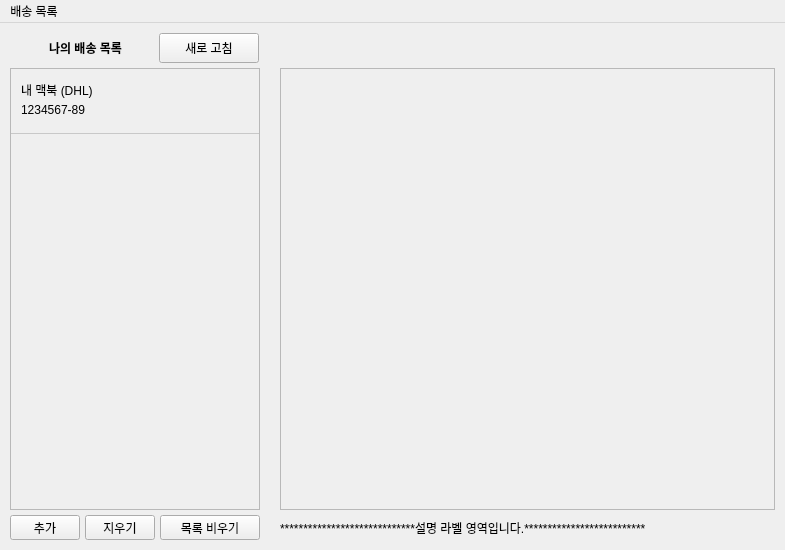
This is mainwindow.ui in houmoon/PackageTrace-QtClient as Qt 5 draws it before an edit. The edited form follows.
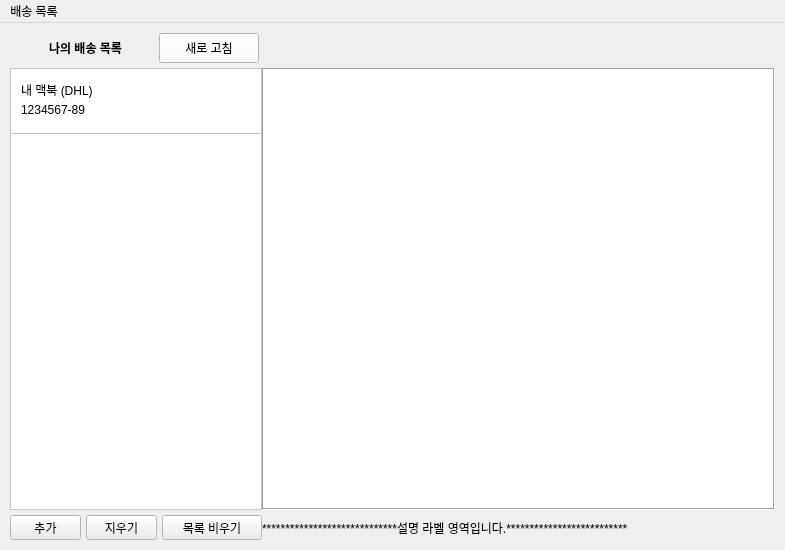
This is the edited form.

```diff
--- a/mainwindow.ui
+++ b/mainwindow.ui
@@ -29,6 +29,151 @@
    <string/>
   </property>
   <widget class="QWidget" name="centralwidget">
+   <property name="palette">
+    <palette>
+     <active>
+      <colorrole role="Button">
+       <brush brushstyle="SolidPattern">
+        <color alpha="255">
+         <red>237</red>
+         <green>237</green>
+         <blue>237</blue>
+        </color>
+       </brush>
+      </colorrole>
+      <colorrole role="Light">
+       <brush brushstyle="SolidPattern">
+        <color alpha="255">
+         <red>255</red>
+         <green>255</green>
+         <blue>255</blue>
+        </color>
+       </brush>
+      </colorrole>
+      <colorrole role="Base">
+       <brush brushstyle="SolidPattern">
+        <color alpha="255">
+         <red>255</red>
+         <green>255</green>
+         <blue>255</blue>
+        </color>
+       </brush>
+      </colorrole>
+      <colorrole role="Window">
+       <brush brushstyle="SolidPattern">
+        <color alpha="255">
+         <red>255</red>
+         <green>255</green>
+         <blue>255</blue>
+        </color>
+       </brush>
+      </colorrole>
+      <colorrole role="AlternateBase">
+       <brush brushstyle="SolidPattern">
+        <color alpha="255">
+         <red>255</red>
+         <green>255</green>
+         <blue>255</blue>
+        </color>
+       </brush>
+      </colorrole>
+     </active>
+     <inactive>
+      <colorrole role="Button">
+       <brush brushstyle="SolidPattern">
+        <color alpha="255">
+         <red>236</red>
+         <green>236</green>
+         <blue>236</blue>
+        </color>
+       </brush>
+      </colorrole>
+      <colorrole role="Light">
+       <brush brushstyle="SolidPattern">
+        <color alpha="255">
+         <red>255</red>
+         <green>255</green>
+         <blue>255</blue>
+        </color>
+       </brush>
+      </colorrole>
+      <colorrole role="Base">
+       <brush brushstyle="SolidPattern">
+        <color alpha="255">
+         <red>255</red>
+         <green>255</green>
+         <blue>255</blue>
+        </color>
+       </brush>
+      </colorrole>
+      <colorrole role="Window">
+       <brush brushstyle="SolidPattern">
+        <color alpha="255">
+         <red>255</red>
+         <green>255</green>
+         <blue>255</blue>
+        </color>
+       </brush>
+      </colorrole>
+      <colorrole role="AlternateBase">
+       <brush brushstyle="SolidPattern">
+        <color alpha="255">
+         <red>255</red>
+         <green>255</green>
+         <blue>255</blue>
+        </color>
+       </brush>
+      </colorrole>
+     </inactive>
+     <disabled>
+      <colorrole role="Button">
+       <brush brushstyle="SolidPattern">
+        <color alpha="255">
+         <red>236</red>
+         <green>236</green>
+         <blue>236</blue>
+        </color>
+       </brush>
+      </colorrole>
+      <colorrole role="Light">
+       <brush brushstyle="SolidPattern">
+        <color alpha="255">
+         <red>255</red>
+         <green>255</green>
+         <blue>255</blue>
+        </color>
+       </brush>
+      </colorrole>
+      <colorrole role="Base">
+       <brush brushstyle="SolidPattern">
+        <color alpha="255">
+         <red>255</red>
+         <green>255</green>
+         <blue>255</blue>
+        </color>
+       </brush>
+      </colorrole>
+      <colorrole role="Window">
+       <brush brushstyle="SolidPattern">
+        <color alpha="255">
+         <red>255</red>
+         <green>255</green>
+         <blue>255</blue>
+        </color>
+       </brush>
+      </colorrole>
+      <colorrole role="AlternateBase">
+       <brush brushstyle="SolidPattern">
+        <color alpha="255">
+         <red>255</red>
+         <green>255</green>
+         <blue>255</blue>
+        </color>
+       </brush>
+      </colorrole>
+     </disabled>
+    </palette>
+   </property>
    <layout class="QGridLayout" name="gridLayout">
     <property name="leftMargin">
      <number>10</number>
@@ -49,26 +194,13 @@
      <number>5</number>
     </property>
     <item row="1" column="2">
-     <spacer name="horizontalSpacer">
-      <property name="orientation">
-       <enum>Qt::Horizontal</enum>
-      </property>
-      <property name="sizeType">
-       <enum>QSizePolicy::Fixed</enum>
-      </property>
-      <property name="sizeHint" stdset="0">
-       <size>
-        <width>20</width>
-        <height>20</height>
-       </size>
-      </property>
-     </spacer>
-    </item>
-    <item row="1" column="3">
      <widget class="QScrollArea" name="scrollArea_2">
       <property name="styleSheet">
        <string notr="true"/>
       </property>
+      <property name="frameShape">
+       <enum>QFrame::Box</enum>
+      </property>
       <property name="widgetResizable">
        <bool>true</bool>
       </property>
@@ -77,8 +209,8 @@
         <rect>
          <x>0</x>
          <y>0</y>
-         <width>493</width>
-         <height>441</height>
+         <width>511</width>
+         <height>439</height>
         </rect>
        </property>
       </widget>
@@ -198,6 +330,13 @@
       </layout>
      </widget>
     </item>
+    <item row="2" column="2">
+     <widget class="QLabel" name="label_2">
+      <property name="text">
+       <string>*****************************설명 라벨 영역입니다.**************************</string>
+      </property>
+     </widget>
+    </item>
     <item row="1" column="0">
      <widget class="QScrollArea" name="scrollArea">
       <property name="sizePolicy">
@@ -326,17 +465,10 @@
       </widget>
      </widget>
     </item>
-    <item row="2" column="3">
-     <widget class="QLabel" name="label_2">
-      <property name="text">
-       <string>*****************************설명 라벨 영역입니다.**************************</string>
-      </property>
-     </widget>
-    </item>
-    <item row="0" column="0">
+    <item row="0" column="0" colspan="3">
      <widget class="QWidget" name="widget_2" native="true">
       <property name="sizePolicy">
-       <sizepolicy hsizetype="Fixed" vsizetype="Fixed">
+       <sizepolicy hsizetype="Expanding" vsizetype="Fixed">
         <horstretch>0</horstretch>
         <verstretch>0</verstretch>
        </sizepolicy>
@@ -347,6 +479,448 @@
         <height>30</height>
        </size>
       </property>
+      <property name="palette">
+       <palette>
+        <active>
+         <colorrole role="WindowText">
+          <brush brushstyle="SolidPattern">
+           <color alpha="255">
+            <red>0</red>
+            <green>0</green>
+            <blue>0</blue>
+           </color>
+          </brush>
+         </colorrole>
+         <colorrole role="Button">
+          <brush brushstyle="SolidPattern">
+           <color alpha="255">
+            <red>255</red>
+            <green>255</green>
+            <blue>255</blue>
+           </color>
+          </brush>
+         </colorrole>
+         <colorrole role="Light">
+          <brush brushstyle="SolidPattern">
+           <color alpha="255">
+            <red>255</red>
+            <green>255</green>
+            <blue>255</blue>
+           </color>
+          </brush>
+         </colorrole>
+         <colorrole role="Midlight">
+          <brush brushstyle="SolidPattern">
+           <color alpha="255">
+            <red>255</red>
+            <green>255</green>
+            <blue>255</blue>
+           </color>
+          </brush>
+         </colorrole>
+         <colorrole role="Dark">
+          <brush brushstyle="SolidPattern">
+           <color alpha="255">
+            <red>127</red>
+            <green>127</green>
+            <blue>127</blue>
+           </color>
+          </brush>
+         </colorrole>
+         <colorrole role="Mid">
+          <brush brushstyle="SolidPattern">
+           <color alpha="255">
+            <red>170</red>
+            <green>170</green>
+            <blue>170</blue>
+           </color>
+          </brush>
+         </colorrole>
+         <colorrole role="Text">
+          <brush brushstyle="SolidPattern">
+           <color alpha="255">
+            <red>0</red>
+            <green>0</green>
+            <blue>0</blue>
+           </color>
+          </brush>
+         </colorrole>
+         <colorrole role="BrightText">
+          <brush brushstyle="SolidPattern">
+           <color alpha="255">
+            <red>255</red>
+            <green>255</green>
+            <blue>255</blue>
+           </color>
+          </brush>
+         </colorrole>
+         <colorrole role="ButtonText">
+          <brush brushstyle="SolidPattern">
+           <color alpha="255">
+            <red>0</red>
+            <green>0</green>
+            <blue>0</blue>
+           </color>
+          </brush>
+         </colorrole>
+         <colorrole role="Base">
+          <brush brushstyle="SolidPattern">
+           <color alpha="255">
+            <red>255</red>
+            <green>255</green>
+            <blue>255</blue>
+           </color>
+          </brush>
+         </colorrole>
+         <colorrole role="Window">
+          <brush brushstyle="SolidPattern">
+           <color alpha="255">
+            <red>255</red>
+            <green>255</green>
+            <blue>255</blue>
+           </color>
+          </brush>
+         </colorrole>
+         <colorrole role="Shadow">
+          <brush brushstyle="SolidPattern">
+           <color alpha="255">
+            <red>0</red>
+            <green>0</green>
+            <blue>0</blue>
+           </color>
+          </brush>
+         </colorrole>
+         <colorrole role="AlternateBase">
+          <brush brushstyle="SolidPattern">
+           <color alpha="255">
+            <red>255</red>
+            <green>255</green>
+            <blue>255</blue>
+           </color>
+          </brush>
+         </colorrole>
+         <colorrole role="ToolTipBase">
+          <brush brushstyle="SolidPattern">
+           <color alpha="255">
+            <red>255</red>
+            <green>255</green>
+            <blue>220</blue>
+           </color>
+          </brush>
+         </colorrole>
+         <colorrole role="ToolTipText">
+          <brush brushstyle="SolidPattern">
+           <color alpha="255">
+            <red>0</red>
+            <green>0</green>
+            <blue>0</blue>
+           </color>
+          </brush>
+         </colorrole>
+         <colorrole role="PlaceholderText">
+          <brush brushstyle="SolidPattern">
+           <color alpha="128">
+            <red>0</red>
+            <green>0</green>
+            <blue>0</blue>
+           </color>
+          </brush>
+         </colorrole>
+        </active>
+        <inactive>
+         <colorrole role="WindowText">
+          <brush brushstyle="SolidPattern">
+           <color alpha="255">
+            <red>0</red>
+            <green>0</green>
+            <blue>0</blue>
+           </color>
+          </brush>
+         </colorrole>
+         <colorrole role="Button">
+          <brush brushstyle="SolidPattern">
+           <color alpha="255">
+            <red>255</red>
+            <green>255</green>
+            <blue>255</blue>
+           </color>
+          </brush>
+         </colorrole>
+         <colorrole role="Light">
+          <brush brushstyle="SolidPattern">
+           <color alpha="255">
+            <red>255</red>
+            <green>255</green>
+            <blue>255</blue>
+           </color>
+          </brush>
+         </colorrole>
+         <colorrole role="Midlight">
+          <brush brushstyle="SolidPattern">
+           <color alpha="255">
+            <red>255</red>
+            <green>255</green>
+            <blue>255</blue>
+           </color>
+          </brush>
+         </colorrole>
+         <colorrole role="Dark">
+          <brush brushstyle="SolidPattern">
+           <color alpha="255">
+            <red>127</red>
+            <green>127</green>
+            <blue>127</blue>
+           </color>
+          </brush>
+         </colorrole>
+         <colorrole role="Mid">
+          <brush brushstyle="SolidPattern">
+           <color alpha="255">
+            <red>170</red>
+            <green>170</green>
+            <blue>170</blue>
+           </color>
+          </brush>
+         </colorrole>
+         <colorrole role="Text">
+          <brush brushstyle="SolidPattern">
+           <color alpha="255">
+            <red>0</red>
+            <green>0</green>
+            <blue>0</blue>
+           </color>
+          </brush>
+         </colorrole>
+         <colorrole role="BrightText">
+          <brush brushstyle="SolidPattern">
+           <color alpha="255">
+            <red>255</red>
+            <green>255</green>
+            <blue>255</blue>
+           </color>
+          </brush>
+         </colorrole>
+         <colorrole role="ButtonText">
+          <brush brushstyle="SolidPattern">
+           <color alpha="255">
+            <red>0</red>
+            <green>0</green>
+            <blue>0</blue>
+           </color>
+          </brush>
+         </colorrole>
+         <colorrole role="Base">
+          <brush brushstyle="SolidPattern">
+           <color alpha="255">
+            <red>255</red>
+            <green>255</green>
+            <blue>255</blue>
+           </color>
+          </brush>
+         </colorrole>
+         <colorrole role="Window">
+          <brush brushstyle="SolidPattern">
+           <color alpha="255">
+            <red>255</red>
+            <green>255</green>
+            <blue>255</blue>
+           </color>
+          </brush>
+         </colorrole>
+         <colorrole role="Shadow">
+          <brush brushstyle="SolidPattern">
+           <color alpha="255">
+            <red>0</red>
+            <green>0</green>
+            <blue>0</blue>
+           </color>
+          </brush>
+         </colorrole>
+         <colorrole role="AlternateBase">
+          <brush brushstyle="SolidPattern">
+           <color alpha="255">
+            <red>255</red>
+            <green>255</green>
+            <blue>255</blue>
+           </color>
+          </brush>
+         </colorrole>
+         <colorrole role="ToolTipBase">
+          <brush brushstyle="SolidPattern">
+           <color alpha="255">
+            <red>255</red>
+            <green>255</green>
+            <blue>220</blue>
+           </color>
+          </brush>
+         </colorrole>
+         <colorrole role="ToolTipText">
+          <brush brushstyle="SolidPattern">
+           <color alpha="255">
+            <red>0</red>
+            <green>0</green>
+            <blue>0</blue>
+           </color>
+          </brush>
+         </colorrole>
+         <colorrole role="PlaceholderText">
+          <brush brushstyle="SolidPattern">
+           <color alpha="128">
+            <red>0</red>
+            <green>0</green>
+            <blue>0</blue>
+           </color>
+          </brush>
+         </colorrole>
+        </inactive>
+        <disabled>
+         <colorrole role="WindowText">
+          <brush brushstyle="SolidPattern">
+           <color alpha="255">
+            <red>127</red>
+            <green>127</green>
+            <blue>127</blue>
+           </color>
+          </brush>
+         </colorrole>
+         <colorrole role="Button">
+          <brush brushstyle="SolidPattern">
+           <color alpha="255">
+            <red>255</red>
+            <green>255</green>
+            <blue>255</blue>
+           </color>
+          </brush>
+         </colorrole>
+         <colorrole role="Light">
+          <brush brushstyle="SolidPattern">
+           <color alpha="255">
+            <red>255</red>
+            <green>255</green>
+            <blue>255</blue>
+           </color>
+          </brush>
+         </colorrole>
+         <colorrole role="Midlight">
+          <brush brushstyle="SolidPattern">
+           <color alpha="255">
+            <red>255</red>
+            <green>255</green>
+            <blue>255</blue>
+           </color>
+          </brush>
+         </colorrole>
+         <colorrole role="Dark">
+          <brush brushstyle="SolidPattern">
+           <color alpha="255">
+            <red>127</red>
+            <green>127</green>
+            <blue>127</blue>
+           </color>
+          </brush>
+         </colorrole>
+         <colorrole role="Mid">
+          <brush brushstyle="SolidPattern">
+           <color alpha="255">
+            <red>170</red>
+            <green>170</green>
+            <blue>170</blue>
+           </color>
+          </brush>
+         </colorrole>
+         <colorrole role="Text">
+          <brush brushstyle="SolidPattern">
+           <color alpha="255">
+            <red>127</red>
+            <green>127</green>
+            <blue>127</blue>
+           </color>
+          </brush>
+         </colorrole>
+         <colorrole role="BrightText">
+          <brush brushstyle="SolidPattern">
+           <color alpha="255">
+            <red>255</red>
+            <green>255</green>
+            <blue>255</blue>
+           </color>
+          </brush>
+         </colorrole>
+         <colorrole role="ButtonText">
+          <brush brushstyle="SolidPattern">
+           <color alpha="255">
+            <red>127</red>
+            <green>127</green>
+            <blue>127</blue>
+           </color>
+          </brush>
+         </colorrole>
+         <colorrole role="Base">
+          <brush brushstyle="SolidPattern">
+           <color alpha="255">
+            <red>255</red>
+            <green>255</green>
+            <blue>255</blue>
+           </color>
+          </brush>
+         </colorrole>
+         <colorrole role="Window">
+          <brush brushstyle="SolidPattern">
+           <color alpha="255">
+            <red>255</red>
+            <green>255</green>
+            <blue>255</blue>
+           </color>
+          </brush>
+         </colorrole>
+         <colorrole role="Shadow">
+          <brush brushstyle="SolidPattern">
+           <color alpha="255">
+            <red>0</red>
+            <green>0</green>
+            <blue>0</blue>
+           </color>
+          </brush>
+         </colorrole>
+         <colorrole role="AlternateBase">
+          <brush brushstyle="SolidPattern">
+           <color alpha="255">
+            <red>255</red>
+            <green>255</green>
+            <blue>255</blue>
+           </color>
+          </brush>
+         </colorrole>
+         <colorrole role="ToolTipBase">
+          <brush brushstyle="SolidPattern">
+           <color alpha="255">
+            <red>255</red>
+            <green>255</green>
+            <blue>220</blue>
+           </color>
+          </brush>
+         </colorrole>
+         <colorrole role="ToolTipText">
+          <brush brushstyle="SolidPattern">
+           <color alpha="255">
+            <red>0</red>
+            <green>0</green>
+            <blue>0</blue>
+           </color>
+          </brush>
+         </colorrole>
+         <colorrole role="PlaceholderText">
+          <brush brushstyle="SolidPattern">
+           <color alpha="128">
+            <red>0</red>
+            <green>0</green>
+            <blue>0</blue>
+           </color>
+          </brush>
+         </colorrole>
+        </disabled>
+       </palette>
+      </property>
       <widget class="QPushButton" name="Button_Refresh">
        <property name="geometry">
         <rect>
```
